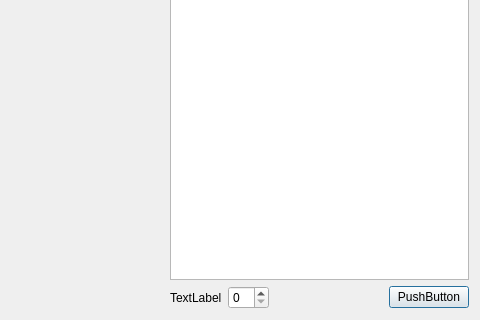
This is WyborTowaru.ui in konserw/koferta as Qt 5 draws it before an edit; both pictures show x 147 to 627 and y 201 to 521 of the 627 by 521 pixel window. The edited form follows.
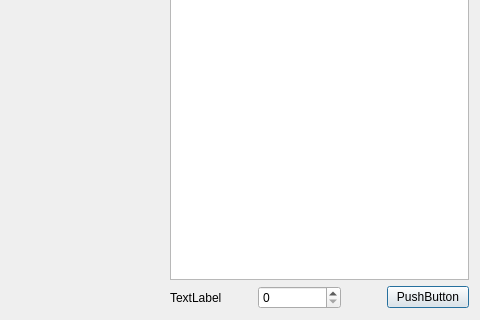
This is the edited form. Custom widgets are drawn as their Qt base class.

The edit to the form file:
```diff
--- a/WyborTowaru.ui
+++ b/WyborTowaru.ui
@@ -46,6 +46,9 @@
          <property name="orientation">
           <enum>Qt::Horizontal</enum>
          </property>
+         <property name="sizeType">
+          <enum>QSizePolicy::Minimum</enum>
+         </property>
          <property name="sizeHint" stdset="0">
           <size>
            <width>40</width>
```
Left out of the diff: 15 changed lines with no effect on the pictures.
